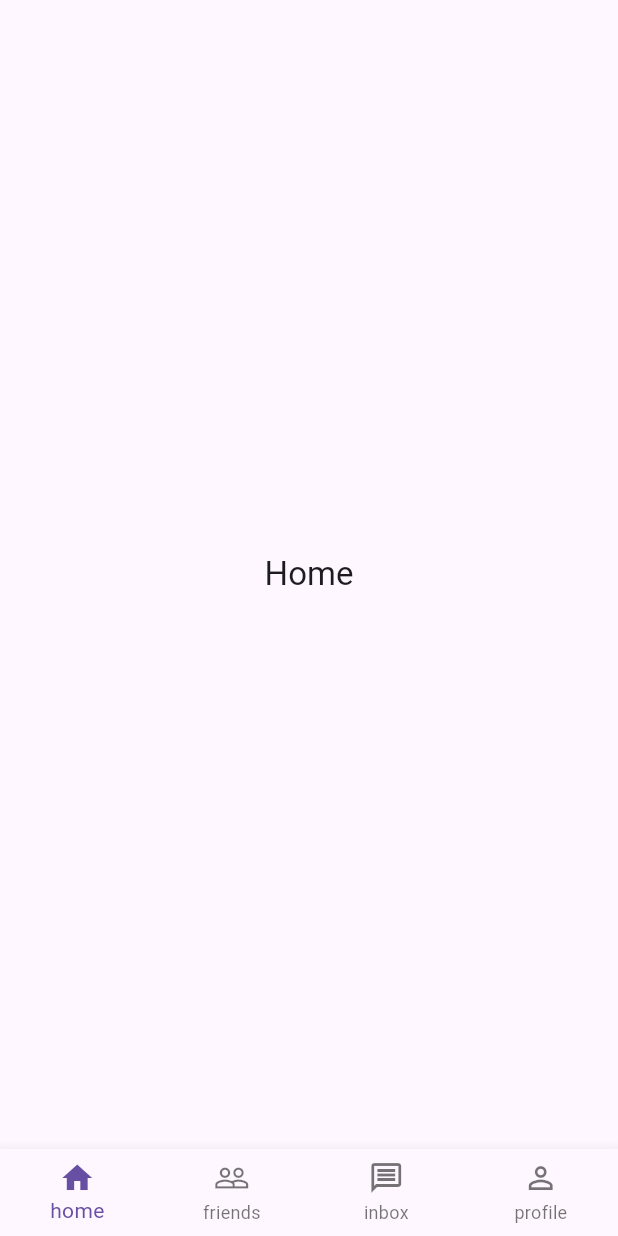
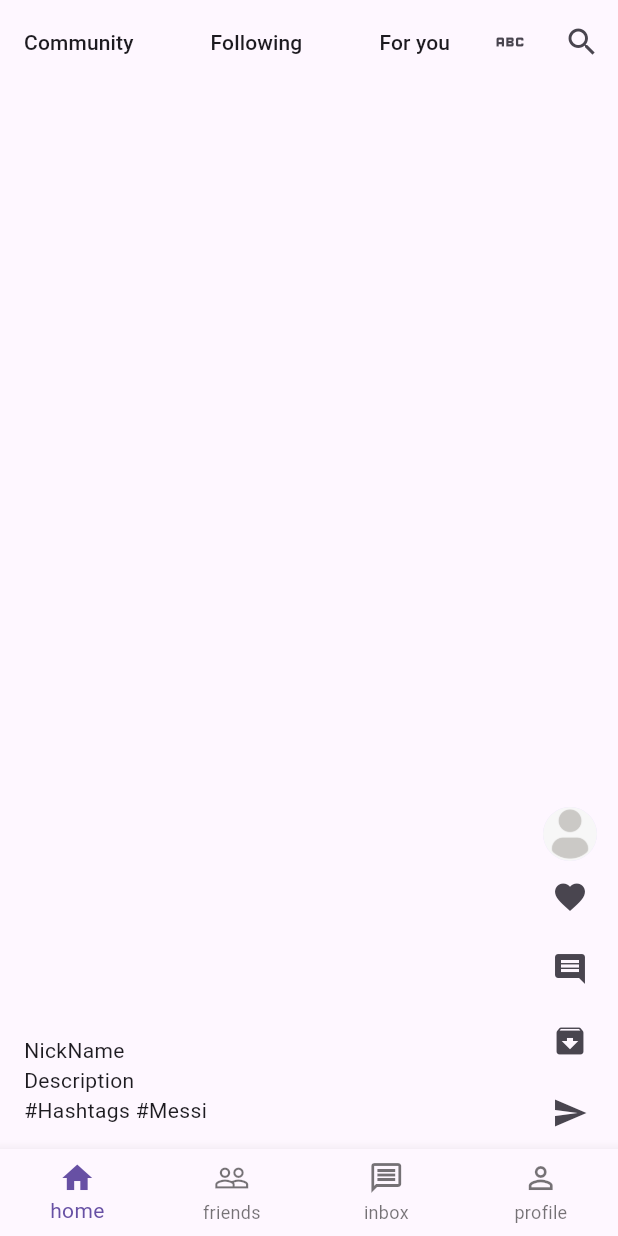
Before and after one commit to BakdauletKerimkulov/tiktok, a Flutter app: the screen it shows after launch, on a phone screen of 412 x 824 dp. Run offline on Flutter 3.47's test engine with Material 3 defaults, Android fonts, the phone set to English and light mode, and no system bars; our stand-ins replace flutter_riverpod, go_router, riverpod_annotation; generated files the repository leaves out were written again.

Commit message:
home page developing has been started. Added reel page

```diff
--- a/lib/src/features/home/presentation/home_page.dart
+++ b/lib/src/features/home/presentation/home_page.dart
@@ -1,14 +1,36 @@
 import 'package:flutter/material.dart';
+import 'package:tiktok/src/core/common_widgets/alert_dialogs.dart';
+import 'package:tiktok/src/features/home/presentation/reel.dart';
 
 class HomePage extends StatelessWidget {
   const HomePage({super.key});
 
   @override
   Widget build(BuildContext context) {
+    final textTheme = Theme.of(context).textTheme;
     return Scaffold(
-      body: Center(
-        child: Text('Home', style: Theme.of(context).textTheme.titleLarge),
+      appBar: AppBar(
+        title: Row(
+          mainAxisAlignment: MainAxisAlignment.spaceBetween,
+          children: [
+            Text('Community', style: textTheme.titleSmall),
+            Text('Following', style: textTheme.titleSmall),
+            Text('For you', style: textTheme.titleSmall),
+          ],
+        ),
+        centerTitle: true,
+        actions: [
+          IconButton(
+            onPressed: () => showNotImplementedAlertDialog(context: context),
+            icon: Icon(Icons.abc),
+          ),
+          IconButton(
+            onPressed: () => showNotImplementedAlertDialog(context: context),
+            icon: Icon(Icons.search),
+          ),
+        ],
       ),
+      body: Reel(),
     );
   }
 }
--- /dev/null
+++ b/lib/src/features/home/presentation/reel.dart
@@ -0,0 +1,68 @@
+import 'package:flutter/material.dart';
+import 'package:tiktok/src/core/common_widgets/alert_dialogs.dart';
+
+class Reel extends StatelessWidget {
+  const Reel({super.key});
+
+  @override
+  Widget build(BuildContext context) {
+    return Stack(
+      children: [
+        Positioned(right: 0, bottom: 0, child: SideButtons()),
+        Positioned(
+          left: 0,
+          bottom: 0,
+          child: Padding(
+            padding: const EdgeInsets.all(16),
+            child: Column(
+              crossAxisAlignment: CrossAxisAlignment.start,
+              children: [
+                Text('NickName'),
+                Text('Description'),
+                Text('#Hashtags #Messi'),
+              ],
+            ),
+          ),
+        ),
+      ],
+    );
+  }
+}
+
+class SideButtons extends StatelessWidget {
+  const SideButtons({super.key});
+
+  @override
+  Widget build(BuildContext context) {
+    return SizedBox(
+      width: 64,
+      child: Column(
+        children: [
+          GestureDetector(
+            onTap: () => showNotImplementedAlertDialog(context: context),
+            child: CircleAvatar(
+              radius: 18,
+              backgroundImage: AssetImage('assets/person_placeholder.png'),
+            ),
+          ),
+          IconButton(
+            onPressed: () => showNotImplementedAlertDialog(context: context),
+            icon: Icon(Icons.favorite),
+          ),
+          IconButton(
+            onPressed: () => showNotImplementedAlertDialog(context: context),
+            icon: Icon(Icons.comment),
+          ),
+          IconButton(
+            onPressed: () => showNotImplementedAlertDialog(context: context),
+            icon: Icon(Icons.archive),
+          ),
+          IconButton(
+            onPressed: () => showNotImplementedAlertDialog(context: context),
+            icon: Icon(Icons.send),
+          ),
+        ],
+      ),
+    );
+  }
+}
```
Also changed, not shown: lib/src/core/common_widgets/alert_dialogs.dart (added, +84 -0 lines), pubspec.yaml (+4 -44 lines), assets/person_placeholder.png (added), pubspec.lock, 9 other files.
